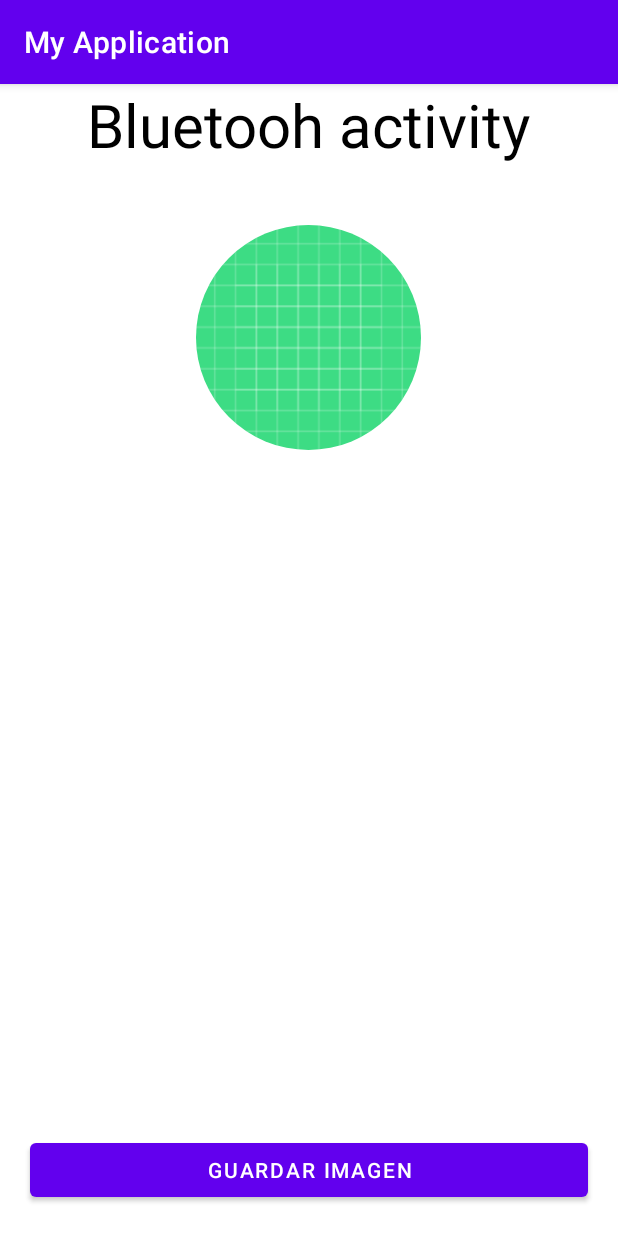
After one commit to ahuamana/Bluetooth_rasberrypi, an Android app: the bluetoothActivity screen opened directly, with no data from a screen before it, on a phone screen of 412 x 824 dp. The commit adds this screen. Run offline under Robolectric (Android 15) with nearby library versions, the phone set to English and light mode, and no system bars; our stand-ins replace CircleImageView.

Commit message:
show paired devices on listview && designing bluetooth to recieve image

```diff
--- a/app/build.gradle
+++ b/app/build.gradle
@@ -38,4 +38,6 @@ dependencies {
     testImplementation 'junit:junit:4.+'
     androidTestImplementation 'androidx.test.ext:junit:1.1.3'
     androidTestImplementation 'androidx.test.espresso:espresso-core:3.4.0'
+
+    implementation 'de.hdodenhof:circleimageview:3.1.0'
 }
--- /dev/null
+++ b/app/src/main/java/com/paparazziteam/myapplication/activities/bluetoothActivity.java
@@ -0,0 +1,167 @@
+package com.paparazziteam.myapplication.activities;
+
+import androidx.appcompat.app.AppCompatActivity;
+
+import android.bluetooth.BluetoothAdapter;
+import android.bluetooth.BluetoothDevice;
+import android.bluetooth.BluetoothSocket;
+import android.content.Intent;
+import android.os.Bundle;
+import android.os.Handler;
+import android.view.View;
+import android.widget.TextView;
+import android.widget.Toast;
+
+import com.paparazziteam.myapplication.R;
+
+import java.io.IOException;
+import java.io.InputStream;
+import java.io.OutputStream;
+import java.util.UUID;
+
+public class bluetoothActivity extends AppCompatActivity {
+
+    Handler bluetoothIn;
+    final int handlerState = 0;
+    private BluetoothAdapter btAdapter = null;
+    private BluetoothSocket btSocket = null;
+    private StringBuilder DataStringIN = new StringBuilder();
+    private ConnectedThread MyConexionBT;
+    // Identificador unico de servicio - SPP UUID
+    private static final UUID BTMODULEUUID = UUID.fromString("00001101-0000-1000-8000-00805F9B34FB");
+    // String para la direccion MAC
+    private static String address = null;
+
+    private String mExtraMAC;
+    private TextView textviewMAC;
+
+    @Override
+    protected void onCreate(Bundle savedInstanceState) {
+        super.onCreate(savedInstanceState);
+        setContentView(R.layout.activity_bluetooth);
+
+        mExtraMAC = getIntent().getStringExtra("EXTRA_DEVICE_ADDRESS");
+
+        textviewMAC = findViewById(R.id.textView2);
+        textviewMAC.setText(mExtraMAC);
+
+
+        bluetoothIn = new Handler() {
+            public void handleMessage(android.os.Message msg) {
+                if (msg.what == handlerState) {
+
+                    //Interacción con los datos de ingreso
+                }
+            }
+        };
+
+        btAdapter = BluetoothAdapter.getDefaultAdapter(); // get Bluetooth adapter
+        VerificarEstadoBT();
+
+//        btnDesconectar.setOnClickListener(new View.OnClickListener() {
+//            @Override
+//            public void onClick(View view) {
+//                if (btSocket!=null)
+//                {
+//                    try {btSocket.close();}
+//                    catch (IOException e)
+//                    { Toast.makeText(getBaseContext(), "Error", Toast.LENGTH_SHORT).show();;}
+//                }
+//                finish();
+//            }
+//        });
+
+
+    }
+
+
+    private BluetoothSocket createBluetoothSocket(BluetoothDevice device) throws IOException
+    {
+        //crea un conexion de salida segura para el dispositivo usando el servicio UUID
+        return device.createRfcommSocketToServiceRecord(BTMODULEUUID);
+    }
+
+    @Override
+    public void onResume()
+    {
+        super.onResume();
+
+
+    }
+
+    @Override
+    public void onPause()
+    {
+        super.onPause();
+        try
+        { // Cuando se sale de la aplicación esta parte permite que no se deje abierto el socket
+            btSocket.close();
+        } catch (IOException e2) {}
+    }
+
+    //Comprueba que el dispositivo Bluetooth
+    //está disponible y solicita que se active si está desactivado
+    private void VerificarEstadoBT() {
+
+        if(btAdapter==null) {
+            Toast.makeText(getBaseContext(), "El dispositivo no soporta bluetooth", Toast.LENGTH_LONG).show();
+        } else {
+            if (btAdapter.isEnabled()) {
+            } else {
+                Intent enableBtIntent = new Intent(BluetoothAdapter.ACTION_REQUEST_ENABLE);
+                startActivityForResult(enableBtIntent, 1);
+            }
+        }
+    }
+
+    //Crea la clase que permite crear el evento de conexion
+    private class ConnectedThread extends Thread
+    {
+        private final InputStream mmInStream;
+        private final OutputStream mmOutStream;
+
+        public ConnectedThread(BluetoothSocket socket)
+        {
+            InputStream tmpIn = null;
+            OutputStream tmpOut = null;
+            try
+            {
+                tmpIn = socket.getInputStream();
+                tmpOut = socket.getOutputStream();
+            } catch (IOException e) { }
+            mmInStream = tmpIn;
+            mmOutStream = tmpOut;
+        }
+
+        public void run()
+        {
+            byte[] byte_in = new byte[1];
+            // Se mantiene en modo escucha para determinar el ingreso de datos
+            while (true) {
+                try {
+                    mmInStream.read(byte_in);
+                    char ch = (char) byte_in[0];
+                    bluetoothIn.obtainMessage(handlerState, ch).sendToTarget();
+                } catch (IOException e) {
+                    break;
+                }
+            }
+        }
+
+        //Envio de trama
+        public void write(String input)
+        {
+            try {
+                mmOutStream.write(input.getBytes());
+            }
+            catch (IOException e)
+            {
+                //si no es posible enviar datos se cierra la conexión
+                Toast.makeText(getBaseContext(), "La Conexión fallo", Toast.LENGTH_LONG).show();
+                finish();
+            }
+        }
+    }
+
+
+}
--- /dev/null
+++ b/app/src/main/res/layout/activity_bluetooth.xml
@@ -0,0 +1,70 @@
+<?xml version="1.0" encoding="utf-8"?>
+<androidx.coordinatorlayout.widget.CoordinatorLayout xmlns:android="http://schemas.android.com/apk/res/android"
+    xmlns:app="http://schemas.android.com/apk/res-auto"
+    xmlns:tools="http://schemas.android.com/tools"
+    android:layout_width="match_parent"
+    android:layout_height="match_parent"
+    tools:context=".activities.bluetoothActivity">
+
+
+    <FrameLayout
+        android:layout_width="match_parent"
+        android:layout_height="match_parent">
+
+
+        <LinearLayout
+            android:layout_width="match_parent"
+            android:layout_height="wrap_content"
+            android:orientation="vertical"
+            android:layout_gravity="top">
+
+            <TextView
+                android:id="@+id/textView"
+                android:layout_width="wrap_content"
+                android:layout_height="wrap_content"
+                android:text="Bluetooh activity"
+                android:textColor="@color/black"
+                android:textSize="40dp"
+                android:layout_gravity="center_horizontal"/>
+
+            <de.hdodenhof.circleimageview.CircleImageView
+                android:layout_width="150dp"
+                android:layout_height="150dp"
+                android:src="@drawable/ic_launcher_background"
+                android:layout_gravity="center_horizontal"
+                android:layout_marginTop="40dp"/>
+
+
+
+        </LinearLayout>
+
+
+        <LinearLayout
+            android:layout_width="match_parent"
+            android:layout_height="wrap_content"
+            android:orientation="vertical"
+            android:layout_gravity="bottom">
+
+
+
+            <TextView
+                android:id="@+id/textView2"
+                android:layout_width="wrap_content"
+                android:layout_height="wrap_content"
+                android:layout_gravity="center_horizontal"
+                android:textColor="@color/black"
+                android:text="MAC" />
+
+            <Button
+                android:layout_width="match_parent"
+                android:layout_height="wrap_content"
+                android:text="GUARDAR IMAGEN"
+                android:layout_margin="20dp"/>
+
+
+        </LinearLayout>
+
+
+    </FrameLayout>
+
+</androidx.coordinatorlayout.widget.CoordinatorLayout>
```
Also changed, not shown: app/src/main/AndroidManifest.xml (+15 -4 lines), app/src/main/java/com/paparazziteam/myapplication/activities/DispositivosVinculados.java (added, +106 -0 lines), app/src/main/java/com/paparazziteam/myapplication/ui/main/MainFragment.java (+70 -8 lines), app/src/main/java/com/paparazziteam/myapplication/utils/AcceptThread.java (added, +61 -0 lines), app/src/main/java/com/paparazziteam/myapplication/utils/MyBluetoothService.java (added, +107 -0 lines), app/src/main/res/layout/activity_dispositivos_vinculados.xml (added, +15 -0 lines), app/src/main/res/layout/cardview_list_paired_devices.xml (added, +38 -0 lines), app/src/main/res/layout/main_fragment.xml (+7 -0 lines).
